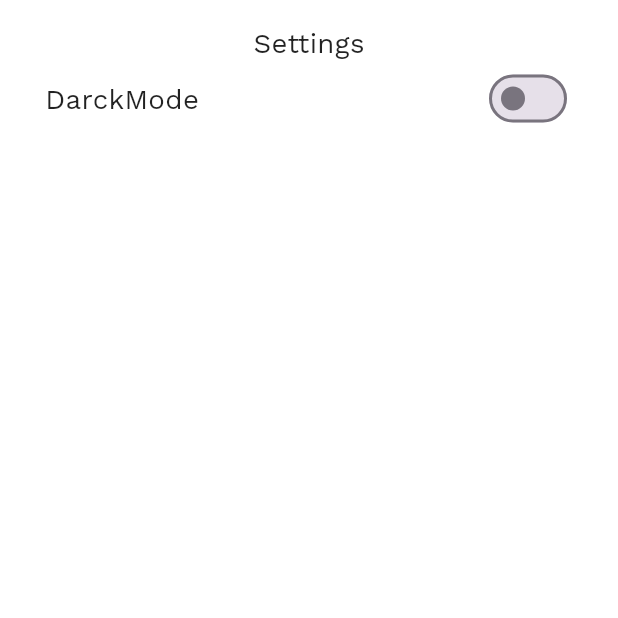
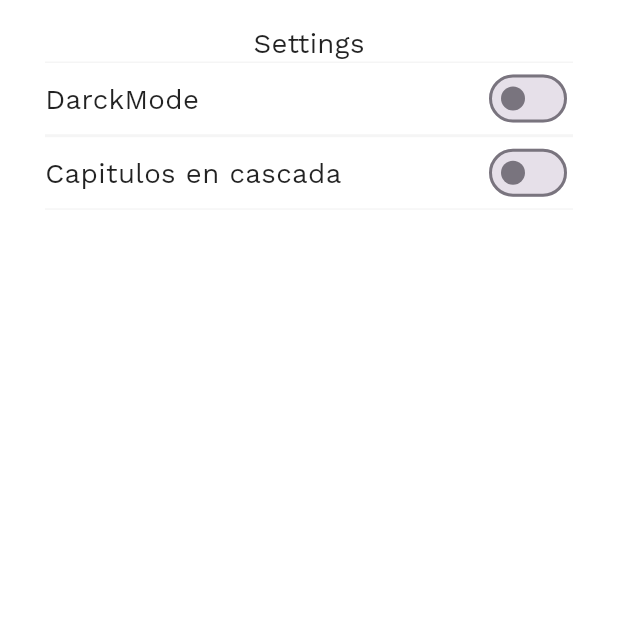
Before and after one commit to JhonatanAlvarezDhoz/Manga-Reader, a Flutter app: the SettingsPage screen opened by its route, on a phone screen of 412 x 824 dp, the top half of it. Run offline on Flutter 3.47's test engine with Material 3 defaults, Android fonts, the phone set to English and light mode, and no system bars; our stand-ins replace bloc, equatable, flutter_bloc, flutter_dotenv, flutter_svg, google_fonts and 1 more; accounts and stored records are empty.

Commit message:
config cascade view in settings

```diff
--- a/lib/base/widgets/base_page.dart
+++ b/lib/base/widgets/base_page.dart
@@ -29,6 +29,7 @@ class _BasePageState extends State<BasePage> {
   Widget build(BuildContext context) {
     return Scaffold(
       body: PageView(
+        physics: const NeverScrollableScrollPhysics(),
         controller: _pageController,
         onPageChanged: _onPageChanged,
         children: const [
--- a/lib/modules/search/bloc/search_delegate_event.dart
+++ b/lib/modules/search/bloc/search_delegate_event.dart
@@ -58,7 +58,11 @@ class ChangePageIndexEvent extends SearchDelegateEvent {
   const ChangePageIndexEvent(this.newIndex);
 }
 
-class ToggleCascadeModeEvent extends SearchDelegateEvent {}
+class ToggleCascadeModeEvent extends SearchDelegateEvent {
+  final bool isCascadeMode;
+
+  const ToggleCascadeModeEvent(this.isCascadeMode);
+}
 
 class ChangeSearchStateEvent extends SearchDelegateEvent {
   final SearchState searchState;
--- a/lib/modules/search/ui/page/chapter_detail_page.dart
+++ b/lib/modules/search/ui/page/chapter_detail_page.dart
@@ -30,7 +30,8 @@ class MangaDexChapterPage extends StatelessWidget {
                 icon: Icon(
                     state.isCascadeMode ? Icons.view_day : Icons.view_carousel),
                 onPressed: () {
-                  searchDelegateBloc.add(ToggleCascadeModeEvent());
+                  searchDelegateBloc
+                      .add(ToggleCascadeModeEvent(!state.isCascadeMode));
                 },
               ),
             ],
--- a/lib/modules/settings/ui/page/settings_page.dart
+++ b/lib/modules/settings/ui/page/settings_page.dart
@@ -1,6 +1,7 @@
 import 'package:flutter/material.dart';
 import 'package:flutter_bloc/flutter_bloc.dart';
 import 'package:manga_reader/base/widgets/base.dart';
+import 'package:manga_reader/modules/search/bloc/search_delegate_bloc.dart';
 import 'package:manga_reader/themes/bloc/theme_bloc.dart';
 
 class SettingsPage extends StatelessWidget {
@@ -11,9 +12,16 @@ class SettingsPage extends StatelessWidget {
     return Scaffold(body: LayoutBuilder(
         builder: (BuildContext context, BoxConstraints constraints) {
       final BoxConstraints size = constraints;
+      final themeBloc = BlocProvider.of<ThemeBloc>(context);
+      final searchBloc = BlocProvider.of<SearchDelegateBloc>(context);
 
+      return BlocBuilder<ThemeBloc, ThemeState>(
+        builder: (context, stateTheme) {
+          return BlocBuilder<SearchDelegateBloc, SearchDelegateState>(
+            builder: (context, stateSeach) {
               return Container(
-        padding: const EdgeInsets.symmetric(horizontal: 30, vertical: 15),
+                padding:
+                    const EdgeInsets.symmetric(horizontal: 30, vertical: 15),
                 child: Column(
                   children: [
                     const SafeArea(
@@ -22,9 +30,24 @@ class SettingsPage extends StatelessWidget {
                     _SettingBox(
                       size: size,
                       textLabel: "DarckMode",
-            )
+                      isActive: stateTheme.isDarckMode,
+                      onToggle: (bool newValue) {
+                        themeBloc.add(ToggleTheme(newValue));
+                      },
+                    ),
+                    _SettingBox(
+                        size: size,
+                        textLabel: "Capitulos en cascada",
+                        isActive: stateSeach.isCascadeMode,
+                        onToggle: (bool newValue) {
+                          searchBloc.add(ToggleCascadeModeEvent(newValue));
+                        })
                   ],
                 ),
+              );
+            },
+          );
+        },
       );
     }));
   }
@@ -35,33 +58,34 @@ class _SettingBox extends StatelessWidget {
     super.key,
     required this.size,
     required this.textLabel,
+    required this.onToggle,
+    required this.isActive,
   });
 
+  final String textLabel;
+  final bool isActive;
   final BoxConstraints size;
-  final String textLabel;
+  final ValueChanged<bool> onToggle;
   @override
   Widget build(BuildContext context) {
     final double height = size.maxHeight;
     final double width = size.maxWidth;
-    final themeBloc = BlocProvider.of<ThemeBloc>(context);
-    return BlocBuilder<ThemeBloc, ThemeState>(
-      builder: (context, state) {
-        return SizedBox(
+    final Color shadowColor = Colors.grey.withOpacity(0.1);
+    return Container(
       height: height * 0.06,
       width: width,
+      decoration: BoxDecoration(
+        border: Border.symmetric(
+          horizontal: BorderSide(color: shadowColor, width: 1.0),
+        ),
+      ),
       child: Row(
         mainAxisAlignment: MainAxisAlignment.spaceBetween,
         children: [
           CustomText(text: textLabel),
-              Switch.adaptive(
-                  value: state.isDarckMode,
-                  onChanged: (bool newValue) {
-                    themeBloc.add(ToggleTheme(newValue));
-                  })
+          Switch.adaptive(value: isActive, onChanged: onToggle)
         ],
       ),
     );
-      },
-    );
   }
 }
```
Also changed, not shown: assets/i18n/en.json (+6 -1 lines), assets/i18n/es.json (+7 -1 lines), lib/localization/translation.dart (+8 -0 lines). Lines whose indentation alone changed are shown as unchanged.
